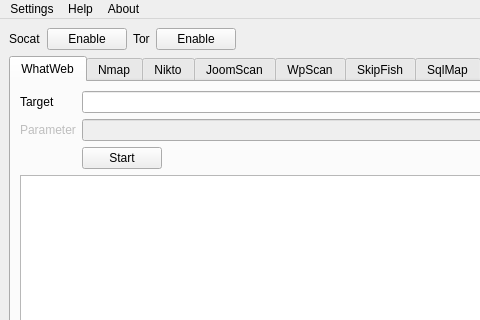
Old version of the form mainWindow.ui in the repository Mte90/PenMode-QT; both pictures show x 0 to 480 and y 0 to 320 of the 651 by 425 pixel window.
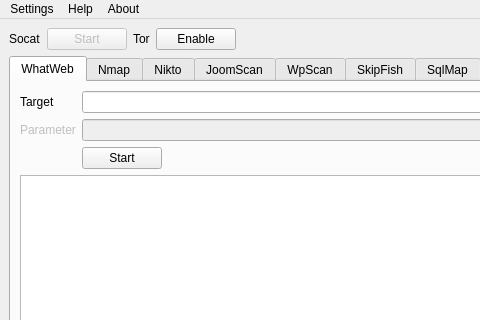
New version of the form. The open tabs and pages were chosen to show the change.

Commit message: replaced enable with start

Diff of the .ui file:
```diff
--- a/mainWindow.ui
+++ b/mainWindow.ui
@@ -666,8 +666,11 @@
      <layout class="QGridLayout" name="gridLayout_2">
       <item row="0" column="1">
        <widget class="QPushButton" name="pushSocat">
+        <property name="enabled">
+         <bool>false</bool>
+        </property>
         <property name="text">
-         <string>Enable</string>
+         <string>Start</string>
         </property>
        </widget>
       </item>
```
Left out of the diff: 2 changed lines with no effect on the pictures. The commit also changes 2 other files.
